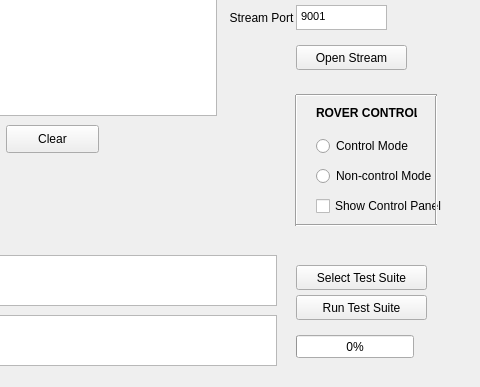
This is QtProxyClient/mainwindow.ui in cal-roboops/F2017_Decal as Qt 5 draws it before an edit; both pictures show x 434 to 914 and y 85 to 472 of the 914 by 472 pixel window. The edited form follows.
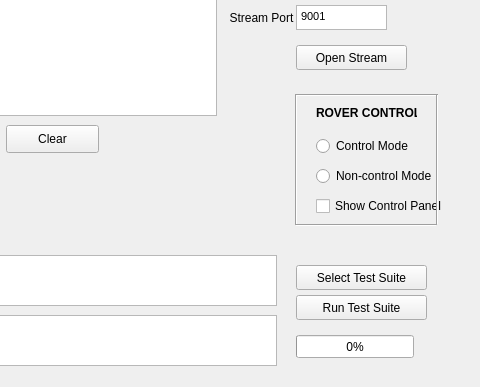
This is the edited form.

```diff
--- a/QtProxyClient/mainwindow.ui
+++ b/QtProxyClient/mainwindow.ui
@@ -441,20 +441,7 @@
     <property name="geometry">
      <rect>
       <x>720</x>
-      <y>180</y>
-      <width>20</width>
-      <height>131</height>
-     </rect>
-    </property>
-    <property name="orientation">
-     <enum>Qt::Vertical</enum>
-    </property>
-   </widget>
-   <widget class="Line" name="line_3">
-    <property name="geometry">
-     <rect>
-      <x>860</x>
-      <y>180</y>
+      <y>179</y>
       <width>20</width>
       <height>131</height>
      </rect>
@@ -514,6 +501,19 @@
      <string>ROVER CONTROLS</string>
     </property>
    </widget>
+   <widget class="Line" name="line_2">
+    <property name="geometry">
+     <rect>
+      <x>861</x>
+      <y>179</y>
+      <width>20</width>
+      <height>131</height>
+     </rect>
+    </property>
+    <property name="orientation">
+     <enum>Qt::Vertical</enum>
+    </property>
+   </widget>
   </widget>
  </widget>
  <layoutdefault spacing="6" margin="11"/>
```
